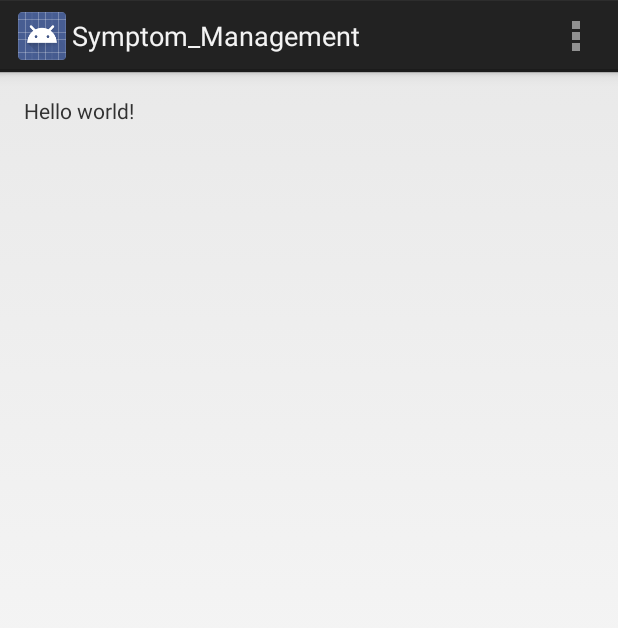
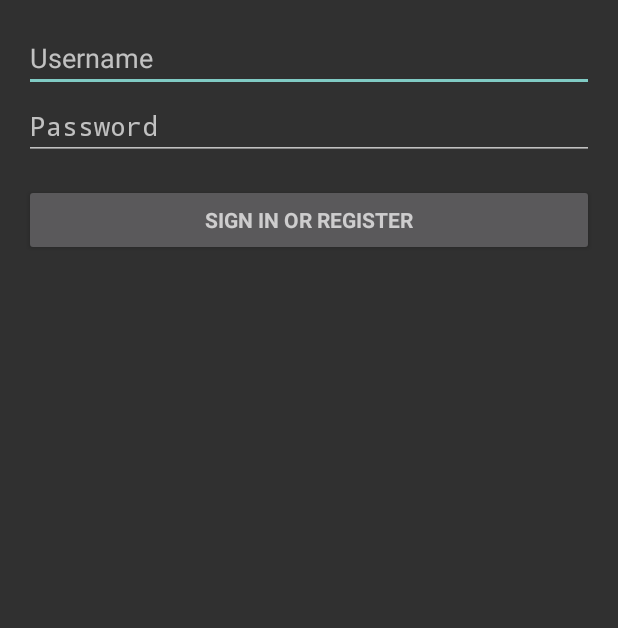
Before and after one commit to sharathp/symptom_management, an Android app: the screen it shows after launch (MainActivity before the commit, LoginActivity after it), on a phone screen of 412 x 824 dp. Shown: the top 628 px of the screen. Run offline under Robolectric (Android 15) with nearby library versions, the light colour scheme and no system bars; 1 statement that could not run was skipped.

Commit message:
login in progress

```diff
--- a/app/build.gradle
+++ b/app/build.gradle
@@ -21,4 +21,6 @@ android {
 
 dependencies {
     compile fileTree(dir: 'libs', include: ['*.jar'])
+    compile 'com.android.support:appcompat-v7:20.0.0'
+    compile 'com.android.support:support-v4:20.0.0'
 }
--- a/app/src/main/java/com/sharathp/symptom_management/MainActivity.java
+++ b/app/src/main/java/com/sharathp/symptom_management/MainActivity.java
@@ -1,19 +1,18 @@
 package com.sharathp.symptom_management;
 
-import android.app.Activity;
+import android.support.v7.app.ActionBarActivity;
 import android.os.Bundle;
 import android.view.Menu;
 import android.view.MenuItem;
 
 
-public class MainActivity extends Activity {
+public class MainActivity extends ActionBarActivity {
 
     @Override
     protected void onCreate(Bundle savedInstanceState) {
         super.onCreate(savedInstanceState);
         setContentView(R.layout.activity_main);
     }
-
 
     @Override
     public boolean onCreateOptionsMenu(Menu menu) {
--- /dev/null
+++ b/app/src/main/res/layout/activity_login.xml
@@ -0,0 +1,41 @@
+<LinearLayout xmlns:android="http://schemas.android.com/apk/res/android"
+    xmlns:tools="http://schemas.android.com/tools" android:layout_width="match_parent"
+    android:layout_height="match_parent" android:gravity="center_horizontal"
+    android:orientation="vertical" android:paddingBottom="@dimen/activity_vertical_margin"
+    android:paddingLeft="@dimen/activity_horizontal_margin"
+    android:paddingRight="@dimen/activity_horizontal_margin"
+    android:paddingTop="@dimen/activity_vertical_margin"
+    tools:context="com.sharathp.symptom_management.LoginActivity">
+
+    <!-- Login progress -->
+    <ProgressBar android:id="@+id/login_progress" style="?android:attr/progressBarStyleLarge"
+        android:layout_width="wrap_content" android:layout_height="wrap_content"
+        android:layout_marginBottom="8dp" android:visibility="gone" />
+
+    <ScrollView android:id="@+id/login_form" android:layout_width="match_parent"
+        android:layout_height="match_parent">
+
+        <LinearLayout android:id="@+id/email_login_form" android:layout_width="match_parent"
+            android:layout_height="wrap_content" android:orientation="vertical">
+
+            <EditText android:id="@+id/username" android:layout_width="match_parent"
+                android:layout_height="wrap_content" android:hint="@string/prompt_username"
+                android:inputType="text" android:maxLines="1"
+                android:singleLine="true" />
+
+            <EditText android:id="@+id/password" android:layout_width="match_parent"
+                android:layout_height="wrap_content" android:hint="@string/prompt_password"
+                android:imeActionId="@+id/login"
+                android:imeActionLabel="@string/action_sign_in_short"
+                android:imeOptions="actionUnspecified" android:inputType="textPassword"
+                android:maxLines="1" android:singleLine="true" />
+
+            <Button android:id="@+id/email_sign_in_button" style="?android:textAppearanceSmall"
+                android:layout_width="match_parent" android:layout_height="wrap_content"
+                android:layout_marginTop="16dp" android:text="@string/action_sign_in"
+                android:textStyle="bold" />
+
+        </LinearLayout>
+    </ScrollView>
+
+</LinearLayout>
--- /dev/null
+++ b/app/src/main/res/values/strings_activity_login.xml
@@ -0,0 +1,14 @@
+<resources>
+    <string name="title_activity_login">Sign in</string>
+
+    <!-- Strings related to login -->
+    <string name="prompt_username">Username</string>
+    <string name="prompt_password">Password</string>
+    <string name="action_sign_in">Sign in or register</string>
+    <string name="action_sign_in_short">Sign in</string>
+
+    <string name="error_invalid_email">This email address is invalid</string>
+    <string name="error_invalid_password">This password is too short</string>
+    <string name="error_incorrect_password">This password is incorrect</string>
+    <string name="error_field_required">This field is required</string>
+</resources>
--- a/app/src/main/res/values/styles.xml
+++ b/app/src/main/res/values/styles.xml
@@ -1,7 +1,7 @@
 <resources>
 
     <!-- Base application theme. -->
-    <style name="AppTheme" parent="android:Theme.Holo.Light.DarkActionBar">
+    <style name="AppTheme" parent="@style/Theme.AppCompat">
         <!-- Customize your theme here. -->
     </style>
 
```
Also changed, not shown: app/src/main/AndroidManifest.xml (+11 -1 lines), app/src/main/java/com/sharathp/symptom_management/LoginActivity.java (added, +232 -0 lines), app/src/main/java/com/sharathp/symptom_management/login/Session.java (added, +90 -0 lines), app/src/main/java/com/sharathp/symptom_management/sync/SymptomManagementAuthenticator.java (added, +83 -0 lines), app/src/main/java/com/sharathp/symptom_management/sync/SymptomManagementAuthenticatorService.java (added, +28 -0 lines), app/src/main/java/com/sharathp/symptom_management/sync/SymptomManagementSyncService.java (added, +27 -0 lines).
